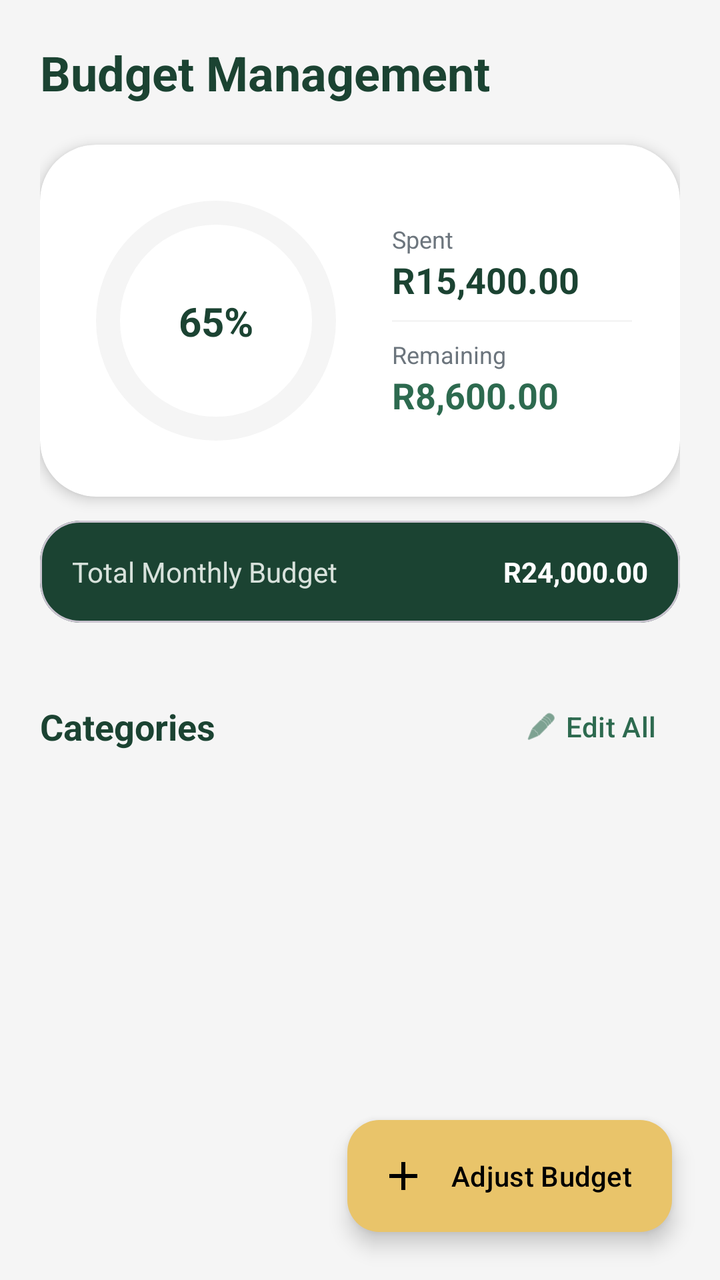
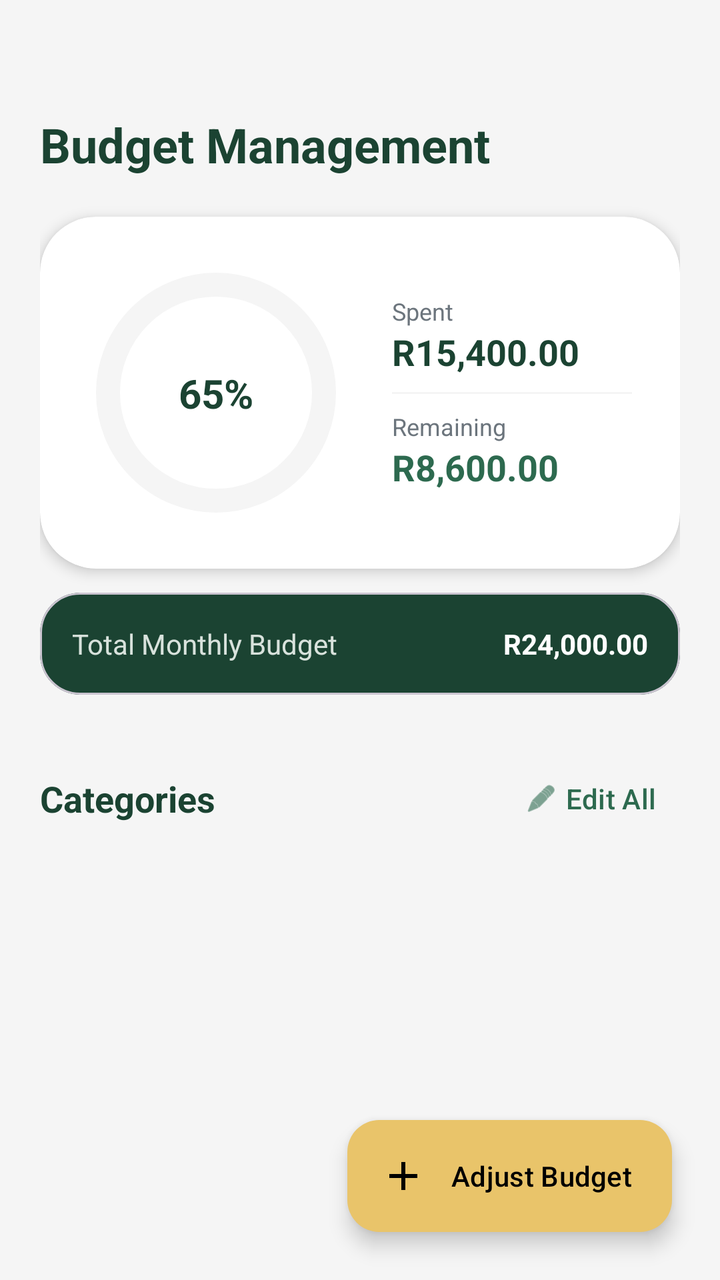

The first picture is an Android layout as it rendered before a commit; the second is the same layout after the commit. The layout source and the unified diff follow.
<!-- AndroidManifest.xml: application theme Theme.CoinCompass -->
<!-- res/layout/fragment_budgets.xml -->
<?xml version="1.0" encoding="utf-8"?>
<androidx.coordinatorlayout.widget.CoordinatorLayout xmlns:android="http://schemas.android.com/apk/res/android"
    xmlns:app="http://schemas.android.com/apk/res-auto"
    xmlns:tools="http://schemas.android.com/tools"
    android:layout_width="match_parent"
    android:layout_height="match_parent"
    android:background="@color/light_grey">

    <androidx.core.widget.NestedScrollView
        android:layout_width="match_parent"
        android:layout_height="match_parent"
        android:paddingBottom="80dp"
        android:clipToPadding="false">

        <androidx.constraintlayout.widget.ConstraintLayout
            android:layout_width="match_parent"
            android:layout_height="wrap_content"
            android:padding="20dp">

            <TextView
                android:id="@+id/title"
                android:layout_width="wrap_content"
                android:layout_height="wrap_content"
                android:text="Budget Management"
                android:textColor="@color/dark_green"
                android:textSize="24sp"
                android:textStyle="bold"
                app:layout_constraintStart_toStartOf="parent"
                app:layout_constraintTop_toTopOf="parent" />

            
            <com.google.android.material.card.MaterialCardView
                android:id="@+id/overall_card"
                android:layout_width="match_parent"
                android:layout_height="wrap_content"
                android:layout_marginTop="20dp"
                app:cardBackgroundColor="@color/white"
                app:cardCornerRadius="28dp"
                app:cardElevation="4dp"
                app:layout_constraintTop_toBottomOf="@id/title"
                app:strokeWidth="0dp">

                <androidx.constraintlayout.widget.ConstraintLayout
                    android:layout_width="match_parent"
                    android:layout_height="wrap_content"
                    android:padding="24dp">

                    <com.google.android.material.progressindicator.CircularProgressIndicator
                        android:id="@+id/overall_progress"
                        android:layout_width="wrap_content"
                        android:layout_height="wrap_content"
                        android:progress="65"
                        app:indicatorColor="@color/mid_green"
                        app:indicatorSize="120dp"
                        app:layout_constraintBottom_toBottomOf="parent"
                        app:layout_constraintStart_toStartOf="parent"
                        app:layout_constraintTop_toTopOf="parent"
                        app:trackColor="@color/light_grey"
                        app:trackCornerRadius="8dp"
                        app:trackThickness="12dp" />

                    <TextView
                        android:id="@+id/percent_text"
                        android:layout_width="wrap_content"
                        android:layout_height="wrap_content"
                        android:text="65%"
                        android:textColor="@color/dark_green"
                        android:textSize="20sp"
                        android:textStyle="bold"
                        app:layout_constraintBottom_toBottomOf="@id/overall_progress"
                        app:layout_constraintEnd_toEndOf="@id/overall_progress"
                        app:layout_constraintStart_toStartOf="@id/overall_progress"
                        app:layout_constraintTop_toTopOf="@id/overall_progress" />

                    <LinearLayout
                        android:layout_width="0dp"
                        android:layout_height="wrap_content"
                        android:layout_marginStart="24dp"
                        android:orientation="vertical"
                        app:layout_constraintBottom_toBottomOf="parent"
                        app:layout_constraintEnd_toEndOf="parent"
                        app:layout_constraintStart_toEndOf="@id/overall_progress"
                        app:layout_constraintTop_toTopOf="parent">

                        <TextView
                            android:layout_width="wrap_content"
                            android:layout_height="wrap_content"
                            android:text="Spent"
                            android:textColor="@color/text_grey"
                            android:textSize="12sp" />

                        <TextView
                            android:id="@+id/total_spent_text"
                            android:layout_width="wrap_content"
                            android:layout_height="wrap_content"
                            android:text="R15,400.00"
                            android:textColor="@color/dark_green"
                            android:textSize="18sp"
                            android:textStyle="bold" />

                        <View
                            android:layout_width="match_parent"
                            android:layout_height="1dp"
                            android:layout_marginVertical="8dp"
                            android:background="@color/light_grey" />

                        <TextView
                            android:layout_width="wrap_content"
                            android:layout_height="wrap_content"
                            android:text="Remaining"
                            android:textColor="@color/text_grey"
                            android:textSize="12sp" />

                        <TextView
                            android:id="@+id/remaining_text"
                            android:layout_width="wrap_content"
                            android:layout_height="wrap_content"
                            android:text="R8,600.00"
                            android:textColor="@color/mid_green"
                            android:textSize="18sp"
                            android:textStyle="bold" />
                    </LinearLayout>
                </androidx.constraintlayout.widget.ConstraintLayout>
            </com.google.android.material.card.MaterialCardView>

            
            <com.google.android.material.card.MaterialCardView
                android:id="@+id/budget_info_card"
                android:layout_width="match_parent"
                android:layout_height="wrap_content"
                android:layout_marginTop="12dp"
                app:cardBackgroundColor="@color/dark_green"
                app:cardCornerRadius="20dp"
                app:layout_constraintTop_toBottomOf="@id/overall_card">

                <RelativeLayout
                    android:layout_width="match_parent"
                    android:layout_height="wrap_content"
                    android:padding="16dp">

                    <TextView
                        android:layout_width="wrap_content"
                        android:layout_height="wrap_content"
                        android:text="Total Monthly Budget"
                        android:textColor="@color/light_green" />

                    <TextView
                        android:id="@+id/monthly_budget_text"
                        android:layout_width="wrap_content"
                        android:layout_height="wrap_content"
                        android:layout_alignParentEnd="true"
                        android:text="R24,000.00"
                        android:textColor="@color/white"
                        android:textStyle="bold" />
                </RelativeLayout>
            </com.google.android.material.card.MaterialCardView>

            <LinearLayout
                android:id="@+id/category_header"
                android:layout_width="match_parent"
                android:layout_height="wrap_content"
                android:layout_marginTop="28dp"
                android:gravity="center_vertical"
                android:orientation="horizontal"
                app:layout_constraintTop_toBottomOf="@id/budget_info_card">

                <TextView
                    android:layout_width="0dp"
                    android:layout_height="wrap_content"
                    android:layout_weight="1"
                    android:text="Categories"
                    android:textColor="@color/dark_green"
                    android:textSize="18sp"
                    android:textStyle="bold" />

                <com.google.android.material.button.MaterialButton
                    android:id="@+id/btn_edit_budget"
                    style="@style/Widget.Material3.Button.TextButton"
                    android:layout_width="wrap_content"
                    android:layout_height="wrap_content"
                    android:text="Edit All"
                    android:textColor="@color/mid_green"
                    app:icon="@android:drawable/ic_menu_edit"
                    app:iconSize="16dp"
                    app:iconTint="@color/mid_green" />
            </LinearLayout>

            <androidx.recyclerview.widget.RecyclerView
                android:id="@+id/category_budget_recycler"
                android:layout_width="match_parent"
                android:layout_height="wrap_content"
                android:layout_marginTop="8dp"
                android:nestedScrollingEnabled="false"
                app:layout_constraintTop_toBottomOf="@id/category_header"
                tools:listitem="@layout/item_category_budget" />

        </androidx.constraintlayout.widget.ConstraintLayout>
    </androidx.core.widget.NestedScrollView>

    <com.google.android.material.floatingactionbutton.ExtendedFloatingActionButton
        android:id="@+id/fab_add_budget"
        android:layout_width="wrap_content"
        android:layout_height="wrap_content"
        android:layout_gravity="bottom|end"
        android:layout_margin="24dp"
        android:text="Adjust Budget"
        android:textColor="@color/black"
        app:backgroundTint="@color/gold"
        app:icon="@drawable/ic_add"
        app:iconTint="@color/black" />

</androidx.coordinatorlayout.widget.CoordinatorLayout>
<!-- res/layout/item_category_budget.xml (included above) -->
<?xml version="1.0" encoding="utf-8"?>
<com.google.android.material.card.MaterialCardView xmlns:android="http://schemas.android.com/apk/res/android"
    xmlns:app="http://schemas.android.com/apk/res-auto"
    xmlns:tools="http://schemas.android.com/tools"
    android:layout_width="match_parent"
    android:layout_height="wrap_content"
    android:layout_marginBottom="12dp"
    app:cardBackgroundColor="@color/white"
    app:cardCornerRadius="20dp"
    app:cardElevation="2dp"
    app:strokeWidth="0dp">

    <LinearLayout
        android:layout_width="match_parent"
        android:layout_height="wrap_content"
        android:orientation="vertical"
        android:padding="16dp">

        <RelativeLayout
            android:layout_width="match_parent"
            android:layout_height="wrap_content">

            <TextView
                android:id="@+id/category_name"
                android:layout_width="wrap_content"
                android:layout_height="wrap_content"
                android:text="Food"
                android:textColor="@color/dark_green"
                android:textSize="16sp"
                android:textStyle="bold" />

            <TextView
                android:id="@+id/category_spent"
                android:layout_width="wrap_content"
                android:layout_height="wrap_content"
                android:layout_alignParentEnd="true"
                android:text="R1,200.00 / R3,000.00"
                android:textColor="@color/text_grey"
                android:textSize="14sp" />
        </RelativeLayout>

        <com.google.android.material.progressindicator.LinearProgressIndicator
            android:id="@+id/category_progress"
            android:layout_width="match_parent"
            android:layout_height="wrap_content"
            android:layout_marginTop="12dp"
            android:progress="40"
            app:indicatorColor="@color/mid_green"
            app:trackColor="@color/light_grey"
            app:trackCornerRadius="4dp"
            app:trackThickness="8dp" />

        <TextView
            android:id="@+id/category_status"
            android:layout_width="wrap_content"
            android:layout_height="wrap_content"
            android:layout_marginTop="8dp"
            android:text="R1,800.00 left"
            android:textColor="@color/mid_green"
            android:textSize="12sp"
            android:textStyle="bold" />

    </LinearLayout>
</com.google.android.material.card.MaterialCardView>
<!-- resources referenced by this layout -->
<resources>
  <color name="black">#FF000000</color>
  <color name="dark_green">#1B4332</color>
  <color name="gold">#E9C46A</color>
  <color name="light_green">#D8E2DC</color>
  <color name="light_grey">#F5F5F5</color>
  <color name="mid_green">#2D6A4F</color>
  <color name="text_grey">#6C757D</color>
  <color name="white">#FFFFFFFF</color>
  <!-- drawable ic_add (drawable) -->
  <vector xmlns:android="http://schemas.android.com/apk/res/android"
      android:width="24dp"
      android:height="24dp"
      android:viewportWidth="24"
      android:viewportHeight="24">
    <path
        android:fillColor="#000000"
        android:pathData="M19,13h-6v6h-2v-6H5v-2h6V5h2v6h6v2z"/>
  </vector>
  <style name="Theme.CoinCompass" parent="Base.Theme.CoinCompass" />
  <style name="Base.Theme.CoinCompass" parent="Theme.Material3.DayNight.NoActionBar">
          <item name="colorPrimary">@color/primary</item>
          <item name="colorPrimaryDark">@color/primary_dark</item>
          <item name="colorAccent">@color/accent</item>
      </style>
  <color name="primary">#1B4332</color>
  <color name="primary_dark">#081C15</color>
  <color name="accent">#E9C46A</color>
</resources>

<!-- the commit's change to res/layout/fragment_budgets.xml (unified diff, before → after) -->
@@ -15,7 +15,9 @@
         <androidx.constraintlayout.widget.ConstraintLayout
             android:layout_width="match_parent"
             android:layout_height="wrap_content"
-            android:padding="20dp">
+            android:paddingHorizontal="20dp"
+            android:paddingTop="56dp"
+            android:paddingBottom="20dp">
 
             <TextView
                 android:id="@+id/title"
<!-- resource entries referenced after the edit -->
@@ -23,6 +23,7 @@
           <item name="colorPrimary">@color/primary</item>
           <item name="colorPrimaryDark">@color/primary_dark</item>
           <item name="colorAccent">@color/accent</item>
+          <item name="colorSecondaryContainer">@color/light_green</item>
       </style>
   <color name="primary">#1B4332</color>
   <color name="primary_dark">#081C15</color>
